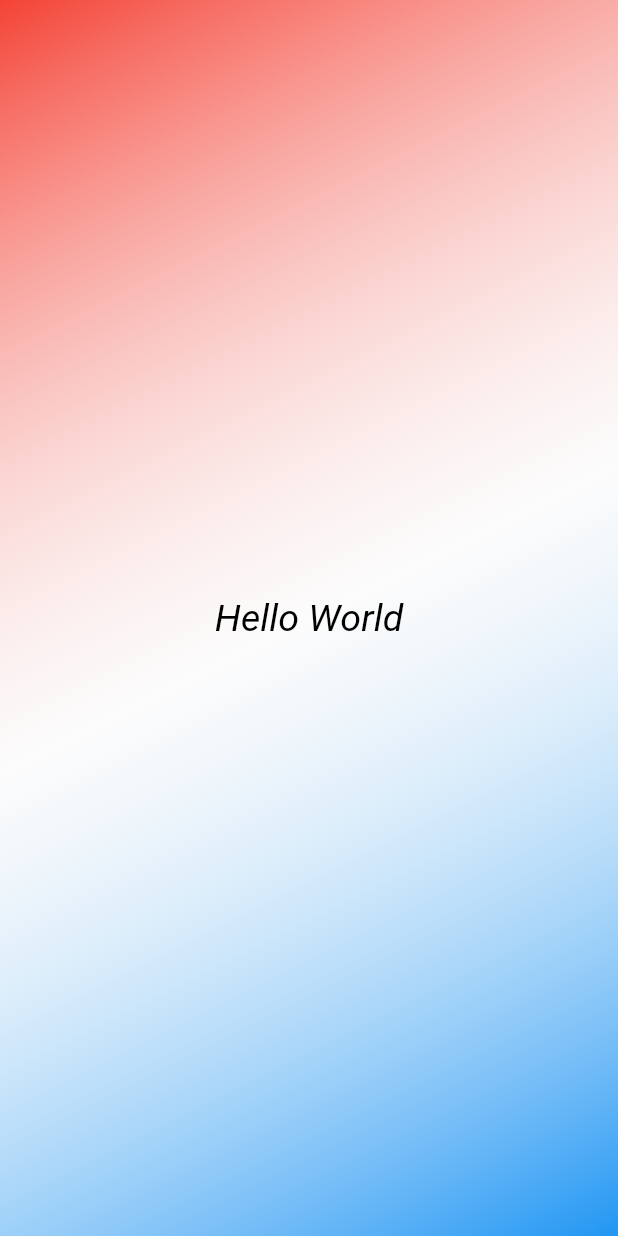
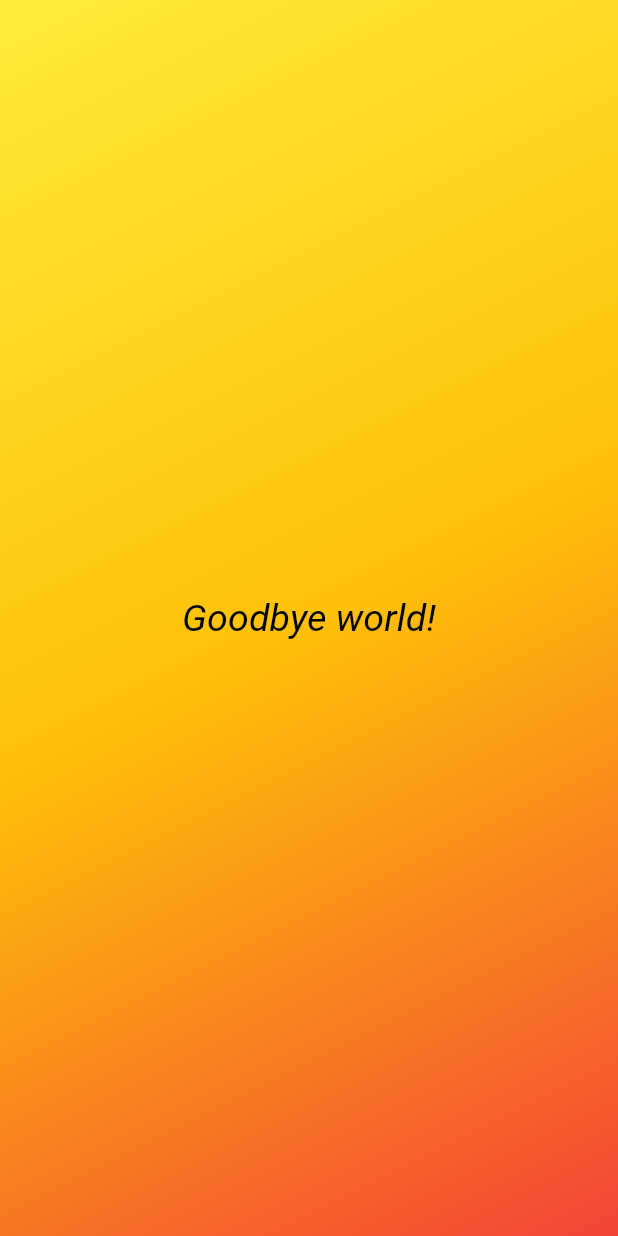
Before and after one commit to Moinak-Majumdar/flutter-course, a Flutter app: the screen it shows after launch, on a phone screen of 412 x 824 dp. Run offline on Flutter 3.47's test engine with Material 2 defaults, Android fonts, the phone set to English and light mode, and no system bars.

Commit message:
manage files

```diff
--- /dev/null
+++ b/lib/gradient_container.dart
@@ -0,0 +1,26 @@
+import 'package:flutter/material.dart';
+import 'package:roll_a_dice/styled_text.dart';
+
+class GradientContainer extends StatelessWidget {
+  final List<Color> colorList;
+
+  const GradientContainer(this.colorList, {super.key});
+  // or
+  // const GradientContainer({key}) : super(key: key);
+
+  @override
+  Widget build(context) {
+    return Container(
+      decoration: BoxDecoration(
+        gradient: LinearGradient(
+          colors: colorList,
+          begin: Alignment.topLeft,
+          end: Alignment.bottomRight,
+        ),
+      ),
+      child: const Center(
+        child: StyledText('Goodbye world!'),
+      ),
+    );
+  }
+}
--- /dev/null
+++ b/lib/styled_text.dart
@@ -0,0 +1,18 @@
+import 'package:flutter/material.dart';
+
+class StyledText extends StatelessWidget {
+  final String text;
+  const StyledText(this.text, {super.key});
+
+  @override
+  Widget build(context) {
+    return Text(
+      text,
+      style: const TextStyle(
+        color: Colors.black,
+        fontSize: 25,
+        fontStyle: FontStyle.italic,
+      ),
+    );
+  }
+}
```
Also changed, not shown: lib/main.dart (+3 -20 lines).
